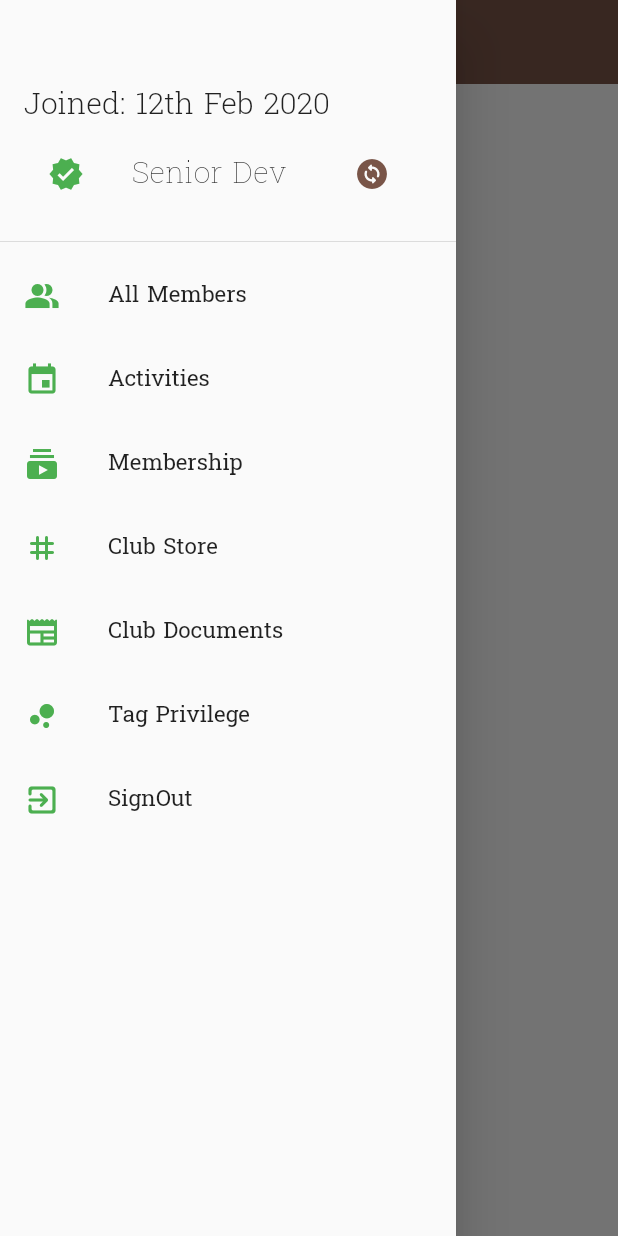
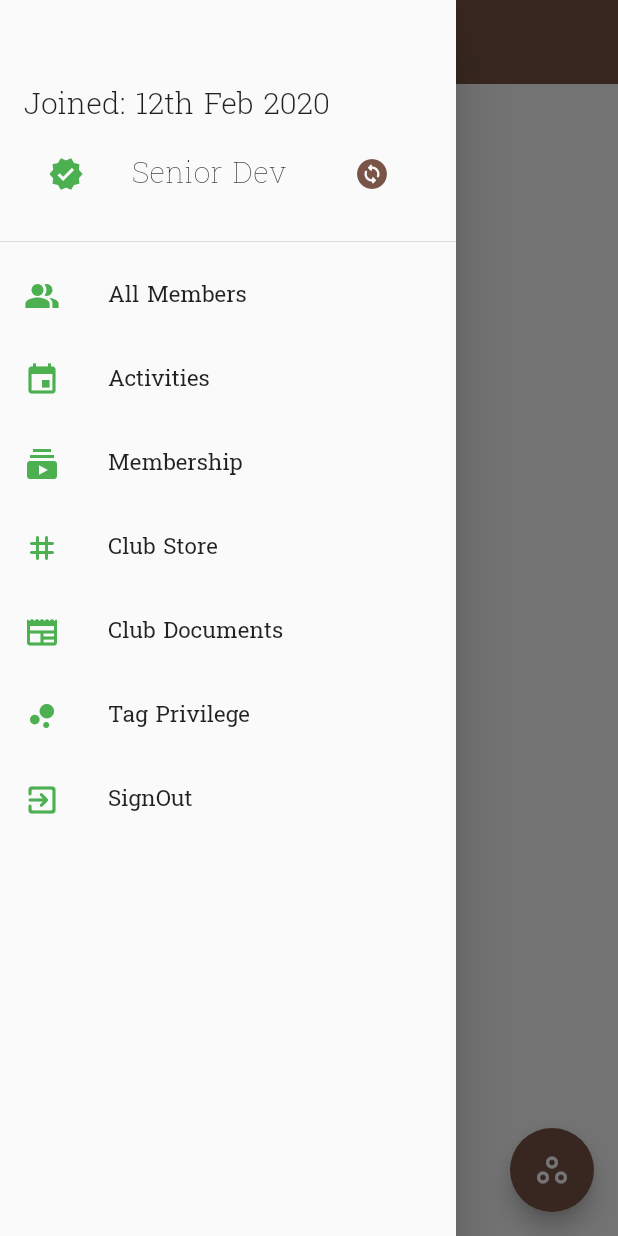
Before and after one commit to smilefocal/smob-auth-1, a Flutter app: the FeedsScreen screen opened directly with empty values, with the side drawer open, on a phone screen of 412 x 824 dp. Run offline on Flutter 3.47's test engine with Material 2 defaults, Android fonts, the phone set to English and light mode, and no system bars; our stand-ins replace firebase_auth, firebase_core, flutter_bloc, flutter_spinkit, google_sign_in, lottie and 1 more; accounts and stored records are empty.

Commit message:
added the floating action button

```diff
--- /dev/null
+++ b/lib/home/screens/activities/floating_action_button_section.dart
@@ -0,0 +1,15 @@
+import 'package:flutter/material.dart';
+
+class FloatingActionButtonSection extends StatelessWidget {
+  const FloatingActionButtonSection({Key? key, required this.buildContext})
+      : super(key: key);
+  final BuildContext buildContext;
+  @override
+  Widget build(BuildContext context) {
+    return FloatingActionButton(
+      backgroundColor: Colors.brown,
+      onPressed: () {},
+      child: const Icon(Icons.workspaces_outline),
+    );
+  }
+}
--- a/lib/home/screens/feeds.dart
+++ b/lib/home/screens/feeds.dart
@@ -1,5 +1,6 @@
 import 'package:firebase_auth/firebase_auth.dart';
 import 'package:flutter/material.dart';
+import 'package:strathmoresesc/home/screens/activities/floating_action_button_section.dart';
 import 'package:strathmoresesc/home/screens/my_drawer.dart';
 
 class FeedsScreen extends StatelessWidget {
@@ -23,6 +24,10 @@ class FeedsScreen extends StatelessWidget {
         drawer: MyDrawer(
           user: user,
         ),
-    ));
+        floatingActionButton: FloatingActionButtonSection(
+          buildContext: context,
+        ),
+      ),
+    );
   }
 }
```
Lines whose indentation alone changed are shown as unchanged.
